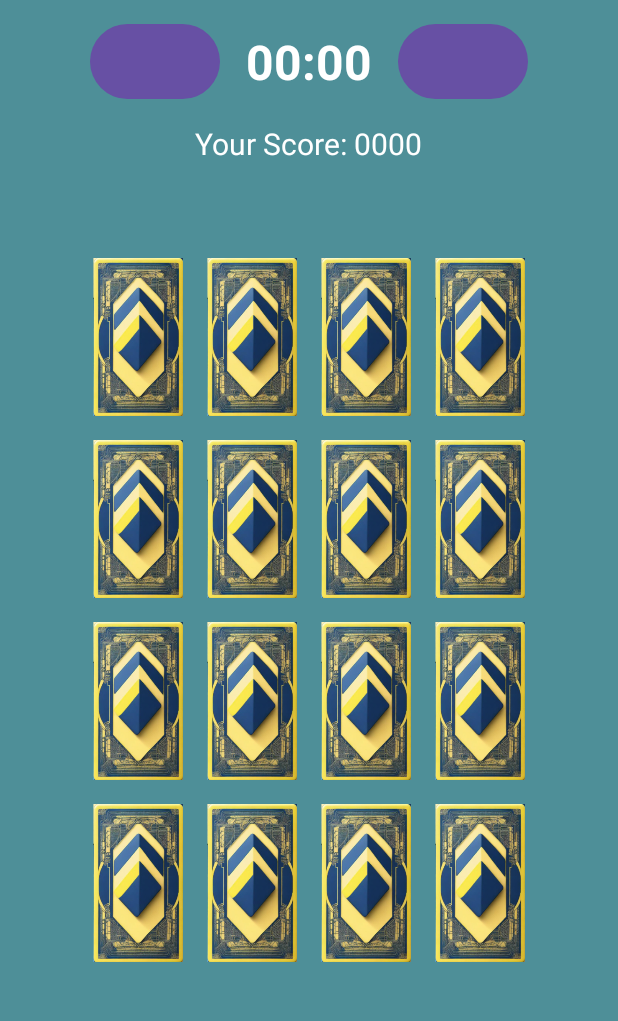
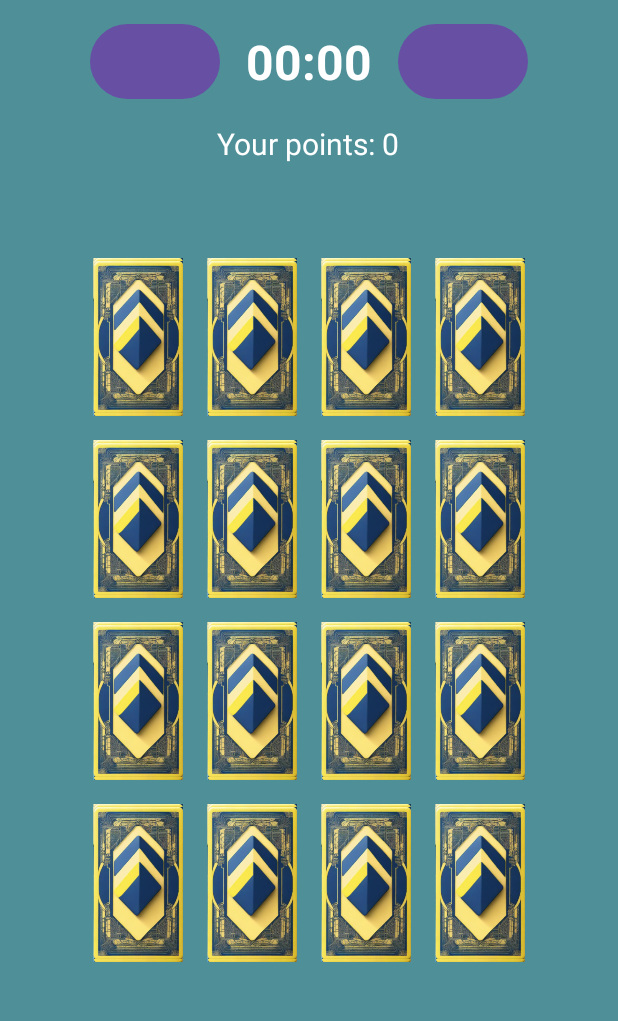
Before and after one commit to fadzrose/Color-Matching-Game, an Android app: the GameActivity2 screen opened directly, with no data from a screen before it, after a tap on "Reset", on a phone screen of 412 x 824 dp, the part 112-1133 px from its top. Run offline under Robolectric (Android 15) with nearby library versions, the phone set to English and light mode, and no system bars.

Commit message:
reset game

```diff
--- a/app/src/main/java/com/example/colormatchinggame/GameActivity2.java
+++ b/app/src/main/java/com/example/colormatchinggame/GameActivity2.java
@@ -283,6 +283,56 @@ public class GameActivity2 extends AppCompatActivity {
                 // Logic for resetting the game
                 Toast.makeText(GameActivity2.this, "Game Reset", Toast.LENGTH_SHORT).show();
                 // Reset game state here
+                cardNumber = 1;
+                cardFliped=0;
+                playerPoints = 0;
+
+                try {
+                    @SuppressLint("StringFormatMatches") String display = String.format(getString(R.string.prompt, playerPoints));
+                    runOnUiThread(() -> tScore.setText(display));
+
+                } catch (Exception e) {
+                    Log.e("GameActivity2", "Error updating score", e);
+                }
+
+                c11.setImageResource(R.drawable.card);
+                c12.setImageResource(R.drawable.card);
+                c13.setImageResource(R.drawable.card);
+                c14.setImageResource(R.drawable.card);
+                c21.setImageResource(R.drawable.card);
+                c22.setImageResource(R.drawable.card);
+                c23.setImageResource(R.drawable.card);
+                c24.setImageResource(R.drawable.card);
+                c31.setImageResource(R.drawable.card);
+                c32.setImageResource(R.drawable.card);
+                c33.setImageResource(R.drawable.card);
+                c34.setImageResource(R.drawable.card);
+                c41.setImageResource(R.drawable.card);
+                c42.setImageResource(R.drawable.card);
+                c43.setImageResource(R.drawable.card);
+                c44.setImageResource(R.drawable.card);
+
+                c11.setTag("0");
+                c12.setTag("1");
+                c13.setTag("2");
+                c14.setTag("3");
+                c21.setTag("4");
+                c22.setTag("5");
+                c23.setTag("6");
+                c24.setTag("7");
+                c31.setTag("8");
+                c32.setTag("9");
+                c33.setTag("10");
+                c34.setTag("11");
+                c41.setTag("12");
+                c42.setTag("13");
+                c43.setTag("14");
+                c44.setTag("15");
+
+                frontOfCardResources();
+                Collections.shuffle(Arrays.asList(cardsArray));
+
+                //reset timer here
             }
         });
 
--- a/app/src/main/res/layout/activity_game2.xml
+++ b/app/src/main/res/layout/activity_game2.xml
@@ -162,7 +162,7 @@
         android:layout_width="wrap_content"
         android:layout_height="wrap_content"
         android:id="@+id/score"
-        android:text="Your Score: 0000"
+        android:text="Your Score: 0"
         android:textColor="@color/white"
         android:textSize="20sp"
         android:layout_below="@id/LLmenu"
```
